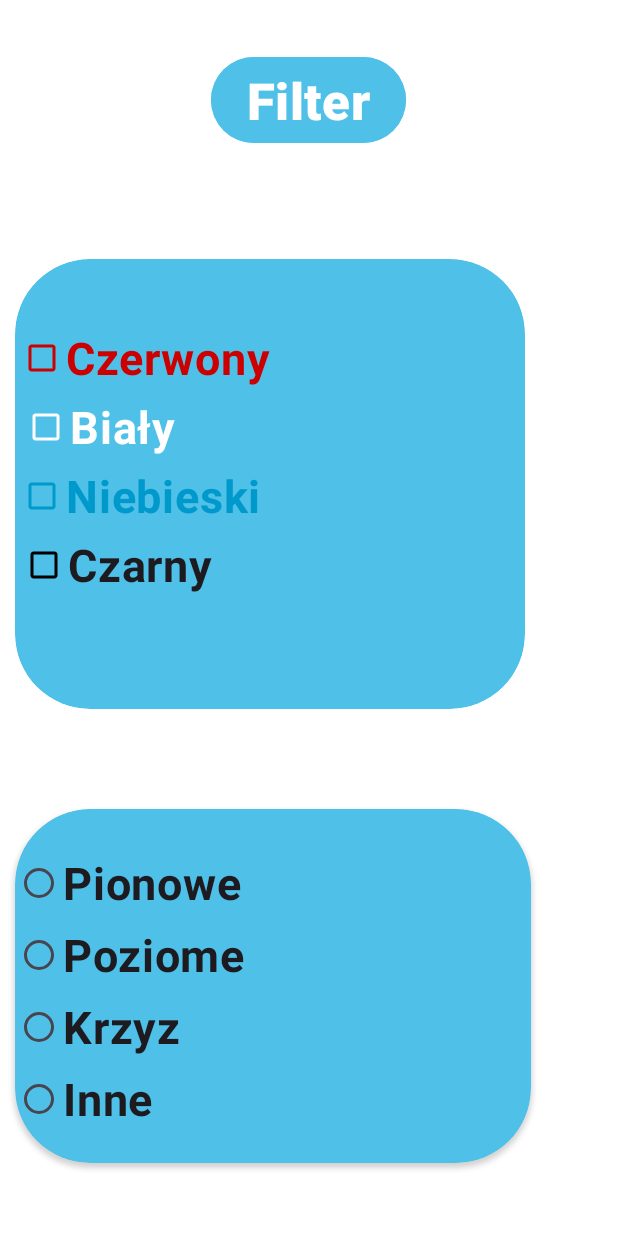
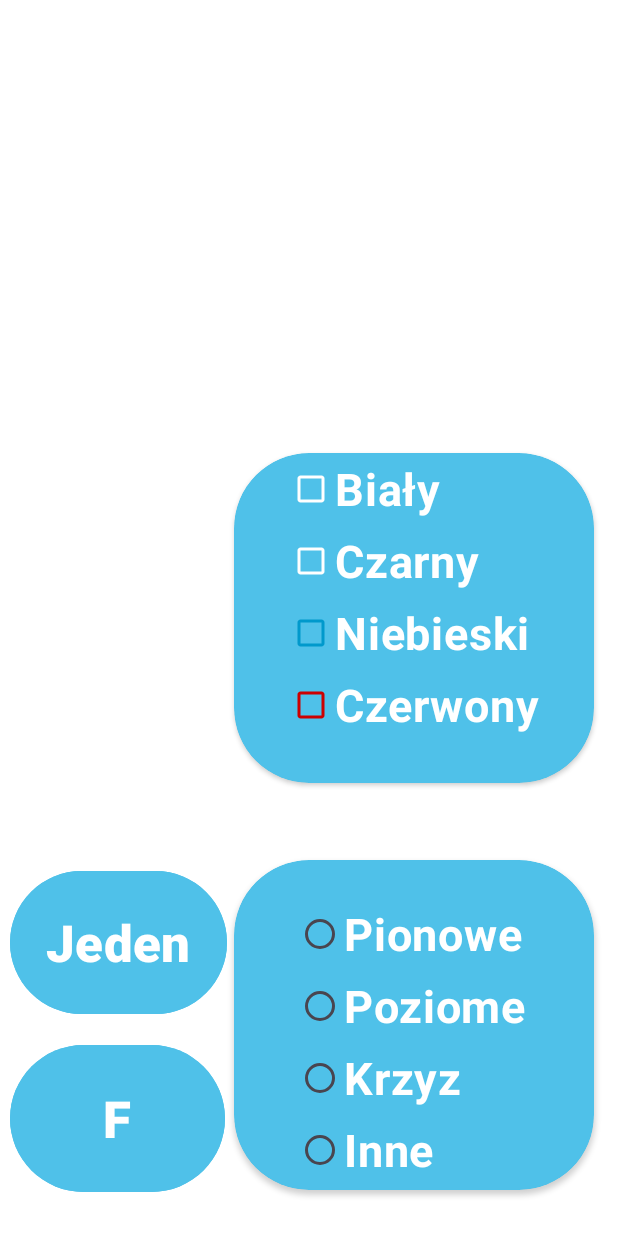
Before and after one commit to bartekkleczar/flagiAplikacja, an Android app: the screen it shows after launch (StartActivity), on a phone screen of 412 x 824 dp. Run offline under Robolectric (Android 15) with nearby library versions, the phone set to English and light mode, and no system bars.

Commit message:
zmiany w ulozeniu i dodanie przycisku do zmiany ilosci

```diff
--- a/app/src/main/res/layout/activity_start.xml
+++ b/app/src/main/res/layout/activity_start.xml
@@ -10,68 +10,68 @@
     tools:context=".StartActivity">
 
     <Button
-        android:id="@+id/btnFilter"
+        android:id="@+id/btnIlosc"
         android:layout_width="wrap_content"
-        android:layout_height="wrap_content"
+        android:layout_height="103dp"
         android:backgroundTint="@color/backgroundMa"
-        android:text="Filter"
+        android:text="Jeden"
         android:textSize="34sp"
         android:textStyle="bold"
         app:cornerRadius="50dp"
         app:layout_constraintBottom_toBottomOf="parent"
         app:layout_constraintEnd_toEndOf="parent"
-        app:layout_constraintHorizontal_bias="0.498"
+        app:layout_constraintHorizontal_bias="0.024"
         app:layout_constraintStart_toStartOf="parent"
         app:layout_constraintTop_toTopOf="parent"
-        app:layout_constraintVertical_bias="0.045" />
+        app:layout_constraintVertical_bias="0.8" />
+
+    <Button
+        android:id="@+id/btnFilter"
+        android:layout_width="143dp"
+        android:layout_height="106dp"
+        android:backgroundTint="@color/backgroundMa"
+        android:text="F"
+        android:textSize="34sp"
+        android:textStyle="bold"
+        app:cornerRadius="50dp"
+        app:layout_constraintBottom_toBottomOf="parent"
+        app:layout_constraintEnd_toEndOf="parent"
+        app:layout_constraintHorizontal_bias="0.024"
+        app:layout_constraintStart_toStartOf="parent"
+        app:layout_constraintTop_toTopOf="parent"
+        app:layout_constraintVertical_bias="0.965" />
 
     <androidx.cardview.widget.CardView
-        android:layout_width="340dp"
-        android:layout_height="300dp"
-        android:layout_marginLeft="10dp"
+        android:layout_width="240dp"
+        android:layout_height="220dp"
+        android:layout_marginBottom="25dp"
         android:backgroundTint="@color/backgroundRv"
         app:cardCornerRadius="50dp"
         app:layout_constraintBottom_toBottomOf="parent"
         app:layout_constraintEnd_toEndOf="parent"
-        app:layout_constraintHorizontal_bias="0.0"
+        app:layout_constraintHorizontal_bias="0.906"
         app:layout_constraintStart_toStartOf="parent"
         app:layout_constraintTop_toTopOf="parent"
-        app:layout_constraintVertical_bias="0.329">
+        app:layout_constraintVertical_bias="0.522">
 
         <androidx.constraintlayout.widget.ConstraintLayout
-            android:layout_width="206dp"
-            android:layout_height="match_parent">
+            android:layout_width="210dp"
+            android:layout_height="match_parent"
+            app:layout_constraintEnd_toEndOf="@+id/linearLayout"
+            app:layout_constraintStart_toEndOf="@+id/linearLayout">
 
-            <CheckBox
-                android:id="@+id/cbCzarny"
+            <LinearLayout
+                android:id="@+id/linearLayout"
                 android:layout_width="wrap_content"
-                android:layout_height="wrap_content"
-                android:buttonTint="@color/black"
-                android:text="Czarny"
-                android:textSize="30sp"
-                android:textStyle="bold"
+                android:layout_height="220dp"
+                android:layout_marginLeft="25dp"
+                android:orientation="vertical"
                 app:layout_constraintBottom_toBottomOf="parent"
                 app:layout_constraintEnd_toEndOf="parent"
-                app:layout_constraintHorizontal_bias="0.044"
+                app:layout_constraintHorizontal_bias="0.6"
                 app:layout_constraintStart_toStartOf="parent"
                 app:layout_constraintTop_toTopOf="parent"
-                app:layout_constraintVertical_bias="0.714" />
-
-            <CheckBox
-                android:id="@+id/cbNiebieski"
-                android:layout_width="wrap_content"
-                android:layout_height="wrap_content"
-                android:buttonTint="@android:color/holo_blue_dark"
-                android:text="Niebieski"
-                android:textColor="@android:color/holo_blue_dark"
-                android:textSize="30sp"
-                android:textStyle="bold"
-                app:layout_constraintBottom_toBottomOf="parent"
-                app:layout_constraintEnd_toEndOf="parent"
-                app:layout_constraintHorizontal_bias="0.048"
-                app:layout_constraintStart_toStartOf="parent"
-                app:layout_constraintTop_toTopOf="parent"
-                app:layout_constraintVertical_bias="0.532" />
+                app:layout_constraintVertical_bias="0.0">
 
                 <CheckBox
                     android:id="@+id/cbBialy"
@@ -81,13 +81,27 @@
                     android:text="Biały"
                     android:textColor="@android:color/white"
                     android:textSize="30sp"
-                android:textStyle="bold"
-                app:layout_constraintBottom_toBottomOf="parent"
-                app:layout_constraintEnd_toEndOf="parent"
-                app:layout_constraintHorizontal_bias="0.042"
-                app:layout_constraintStart_toStartOf="parent"
-                app:layout_constraintTop_toTopOf="parent"
-                app:layout_constraintVertical_bias="0.349" />
+                    android:textStyle="bold" />
+
+                <CheckBox
+                    android:id="@+id/cbCzarny"
+                    android:layout_width="wrap_content"
+                    android:layout_height="wrap_content"
+                    android:buttonTint="@color/white"
+                    android:text="Czarny"
+                    android:textColor="@color/white"
+                    android:textSize="30sp"
+                    android:textStyle="bold" />
+
+                <CheckBox
+                    android:id="@+id/cbNiebieski"
+                    android:layout_width="wrap_content"
+                    android:layout_height="wrap_content"
+                    android:buttonTint="@android:color/holo_blue_dark"
+                    android:text="Niebieski"
+                    android:textColor="@color/white"
+                    android:textSize="30sp"
+                    android:textStyle="bold" />
 
                 <CheckBox
                     android:id="@+id/cbCzerwony"
@@ -95,45 +109,47 @@
                     android:layout_height="wrap_content"
                     android:buttonTint="@android:color/holo_red_dark"
                     android:text="Czerwony"
-                android:textColor="@android:color/holo_red_dark"
+                    android:textColor="@color/white"
                     android:textSize="30sp"
-                android:textStyle="bold"
-                app:layout_constraintBottom_toBottomOf="parent"
-                app:layout_constraintEnd_toEndOf="parent"
-                app:layout_constraintHorizontal_bias="0.048"
-                app:layout_constraintStart_toStartOf="parent"
-                app:layout_constraintTop_toTopOf="parent"
-                app:layout_constraintVertical_bias="0.167" />
+                    android:textStyle="bold" />
+            </LinearLayout>
+        </androidx.constraintlayout.widget.ConstraintLayout>
 
-        </androidx.constraintlayout.widget.ConstraintLayout>
     </androidx.cardview.widget.CardView>
 
     <androidx.cardview.widget.CardView
-        android:layout_width="344dp"
-        android:layout_height="236dp"
-        android:layout_marginLeft="10dp"
-        android:layout_marginTop="50dp"
+        android:layout_width="240dp"
+        android:layout_height="220dp"
+        android:layout_marginTop="25dp"
         android:backgroundTint="@color/backgroundRv"
         app:cardCornerRadius="50dp"
         app:layout_constraintBottom_toBottomOf="parent"
         app:layout_constraintEnd_toEndOf="parent"
-        app:layout_constraintHorizontal_bias="0.0"
+        app:layout_constraintHorizontal_bias="0.906"
         app:layout_constraintStart_toStartOf="parent"
         app:layout_constraintTop_toTopOf="parent"
-        app:layout_constraintVertical_bias="0.91">
+        app:layout_constraintVertical_bias="0.947">
 
         <androidx.constraintlayout.widget.ConstraintLayout
-            android:layout_width="209dp"
+            android:layout_width="210dp"
             android:layout_height="match_parent">
+
+            <LinearLayout
+                android:id="@+id/linearLayout2"
+                android:layout_width="wrap_content"
+                android:layout_height="220dp"
+                android:layout_marginLeft="25dp"
+                android:orientation="vertical"
+                app:layout_constraintBottom_toBottomOf="parent"
+                app:layout_constraintEnd_toEndOf="parent"
+                app:layout_constraintHorizontal_bias="0.509"
+                app:layout_constraintStart_toStartOf="parent"
+                app:layout_constraintTop_toTopOf="parent">
 
                 <RadioGroup
                     android:id="@+id/rbGroup"
-                android:layout_width="match_parent"
-                android:layout_height="match_parent"
-                app:layout_constraintBottom_toBottomOf="parent"
-                app:layout_constraintEnd_toEndOf="parent"
-                app:layout_constraintStart_toStartOf="parent"
-                app:layout_constraintTop_toTopOf="parent">
+                    android:layout_width="wrap_content"
+                    android:layout_height="wrap_content">
 
                     <RadioButton
                         android:id="@+id/rbPionowe"
@@ -141,6 +157,7 @@
                         android:layout_height="wrap_content"
                         android:layout_marginTop="25dp"
                         android:text="Pionowe"
+                        android:textColor="@color/white"
                         android:textSize="30sp"
                         android:textStyle="bold" />
 
@@ -149,6 +166,7 @@
                         android:layout_width="match_parent"
                         android:layout_height="wrap_content"
                         android:text="Poziome"
+                        android:textColor="@color/white"
                         android:textSize="30sp"
                         android:textStyle="bold" />
 
@@ -157,6 +175,7 @@
                         android:layout_width="match_parent"
                         android:layout_height="wrap_content"
                         android:text="Krzyz"
+                        android:textColor="@color/white"
                         android:textSize="30sp"
                         android:textStyle="bold" />
 
@@ -165,10 +184,13 @@
                         android:layout_width="match_parent"
                         android:layout_height="wrap_content"
                         android:text="Inne"
+                        android:textColor="@color/white"
                         android:textSize="30sp"
                         android:textStyle="bold" />
                 </RadioGroup>
+            </LinearLayout>
         </androidx.constraintlayout.widget.ConstraintLayout>
+
     </androidx.cardview.widget.CardView>
 
 </androidx.constraintlayout.widget.ConstraintLayout>
```
Lines whose indentation alone changed are shown as unchanged.
